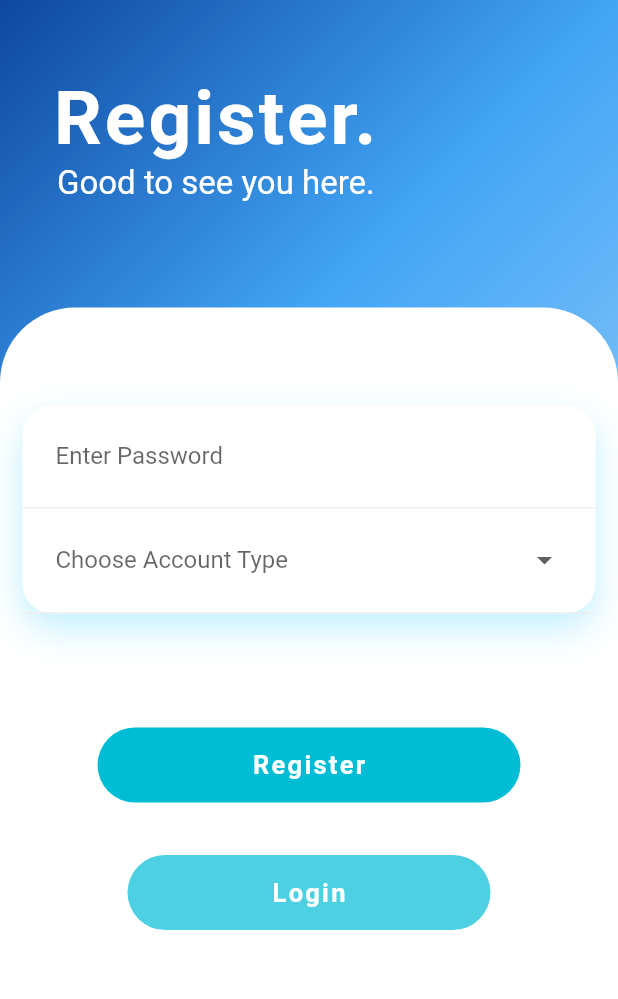
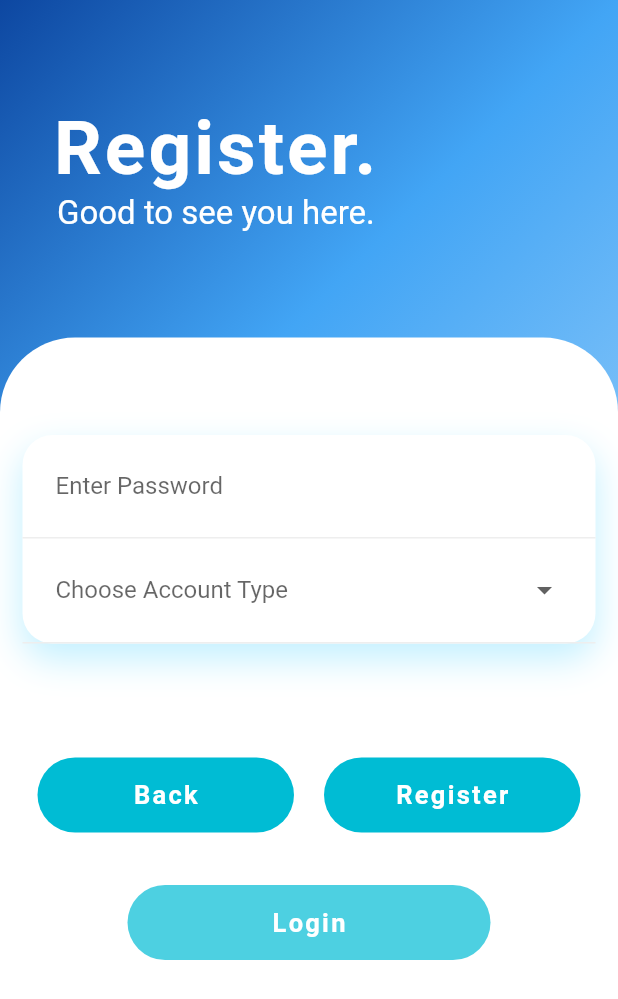
Before and after one commit to AlphaArtrem/attendance_app, a Flutter app: the screen it shows after launch, after a tap on "Register", on a phone screen of 412 x 824 dp. Shown: the top 999 px of the screen. Run offline on Flutter 3.47's test engine with Material 2 defaults, Android fonts, the phone set to English and light mode, and no system bars; our stand-ins replace cloud_firestore, firebase_auth, flutter_datetime_picker, flutter_spinkit; missing offline and left inert: enhanced_future_builder; accounts and stored records are empty.

Commit message:
Added back button on register form

```diff
--- a/lib/logged_out/authentication.dart
+++ b/lib/logged_out/authentication.dart
@@ -34,7 +34,7 @@ class _AuthenticationState extends State<Authentication> with SingleTickerProvid
           crossAxisAlignment: CrossAxisAlignment.start,
           children: <Widget>[
             Padding(
-              padding: const EdgeInsets.fromLTRB(35, 50, 15, 0),
+              padding: const EdgeInsets.fromLTRB(35, 70, 15, 0),
               child: Text('${_login ? 'Login.' : 'Register.'}', style: TextStyle(color: Colors.white, fontSize: 50, letterSpacing: 2, fontWeight: FontWeight.bold),),
             ),
             Padding(
--- a/lib/logged_out/methods/log_in.dart
+++ b/lib/logged_out/methods/log_in.dart
@@ -28,7 +28,7 @@ class _LoginState extends State<Login> {
   }
 
   Widget loginForm(){
-    return _loading ? AuthLoading(135, 20) : Column(
+    return _loading ? AuthLoading(185, 20) : Column(
       children: <Widget>[
         Form(
           key: _formKey,
--- a/lib/logged_out/methods/register.dart
+++ b/lib/logged_out/methods/register.dart
@@ -31,7 +31,7 @@ class _RegisterState extends State<Register> {
 
   @override
   Widget build(BuildContext context) {
-    return loading ? AuthLoading(135, 20) : Column(
+    return loading ? AuthLoading(185, 20) : Column(
       children: <Widget>[
         Padding(
           padding: const EdgeInsets.fromLTRB(0, 45, 0, 5),
@@ -133,7 +133,7 @@ class _RegisterState extends State<Register> {
           Text(error, style: TextStyle(color: Colors.red),),
           SizedBox(height: 30,),
           GestureDetector(
-            onTap: () async{
+            onTap: () {
               if(_formKey.currentState.validate())
                 {
                   setState(() {
@@ -232,7 +232,32 @@ class _RegisterState extends State<Register> {
           SizedBox(height: 30,),
           Text(error, style: TextStyle(color: Colors.red),),
           SizedBox(height: 30,),
-          GestureDetector(
+          Row(
+            children: <Widget>[
+              Expanded(
+                flex: 1,
+                child: GestureDetector(
+                  onTap: () {
+                    setState(() {
+                      _currentForm = _registerNameEmail();
+                    });
+                  },
+                  child: Container(
+                    height: 50,
+                    margin: EdgeInsets.symmetric(horizontal: 10),
+                    decoration: BoxDecoration(
+                      borderRadius: BorderRadius.circular(50),
+                      color: Colors.cyan,
+                    ),
+                    child: Center(
+                      child: Text("Back", style: TextStyle(color: Colors.white, fontWeight: FontWeight.bold, letterSpacing: 1.5, fontSize: 17),),
+                    ),
+                  ),
+                ),
+              ),
+              Expanded(
+                flex: 1,
+                child: GestureDetector(
                   onTap: () async{
                     if(_formKey.currentState.validate())
                     {
@@ -269,7 +294,7 @@ class _RegisterState extends State<Register> {
                   },
                   child: Container(
                     height: 50,
-              margin: EdgeInsets.symmetric(horizontal: 50),
+                    margin: EdgeInsets.symmetric(horizontal: 10),
                     decoration: BoxDecoration(
                       borderRadius: BorderRadius.circular(50),
                       color: Colors.cyan,
@@ -279,6 +304,9 @@ class _RegisterState extends State<Register> {
                     ),
                   ),
                 ),
+              ),
+            ],
+          ),
         ],
       ),
     );
--- a/lib/shared/formatting.dart
+++ b/lib/shared/formatting.dart
@@ -66,7 +66,7 @@ class AuthLoading extends StatelessWidget {
       padding: EdgeInsets.symmetric(horizontal: _width, vertical: _height),
       child: Center(
         child: SpinKitThreeBounce(
-          color: Colors.blue,
+          color: Colors.cyan,
           size: 40,
         ),
       ),
```
Lines whose indentation alone changed are shown as unchanged.
